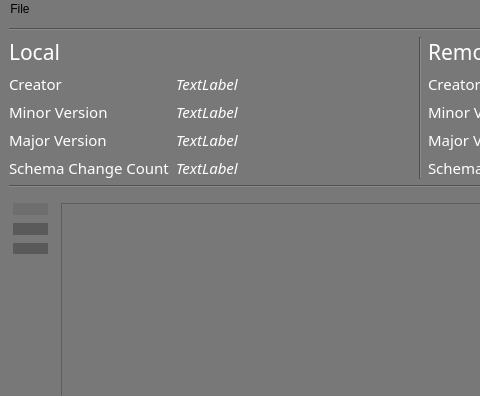
Qt form QMelt/src/ui/meltui.ui (b4nst/Melt) before a commit; both pictures show x 0 to 480 and y 0 to 396 of the 841 by 601 pixel window.
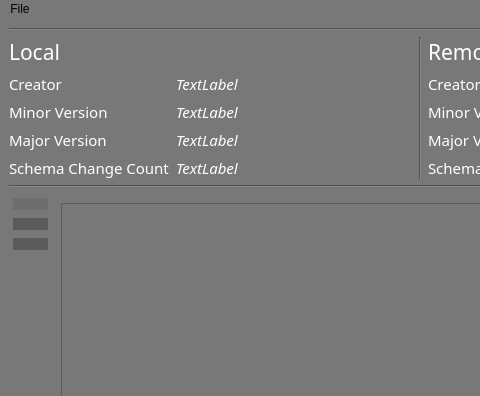
The same form after that commit. Icons and pictures are not drawn.

Commit message: UI can display clips

```diff
--- a/QMelt/src/ui/meltui.ui
+++ b/QMelt/src/ui/meltui.ui
@@ -3346,7 +3346,6 @@
 background: rgb(90,90,90);
 padding: 6px;
 margin: 4px;
-top: 5px;
 border-radius: 7px;
 }
 QTabBar::tab:selected, QTabBar::tab:hover {
```
The commit also changes 1 other file.
